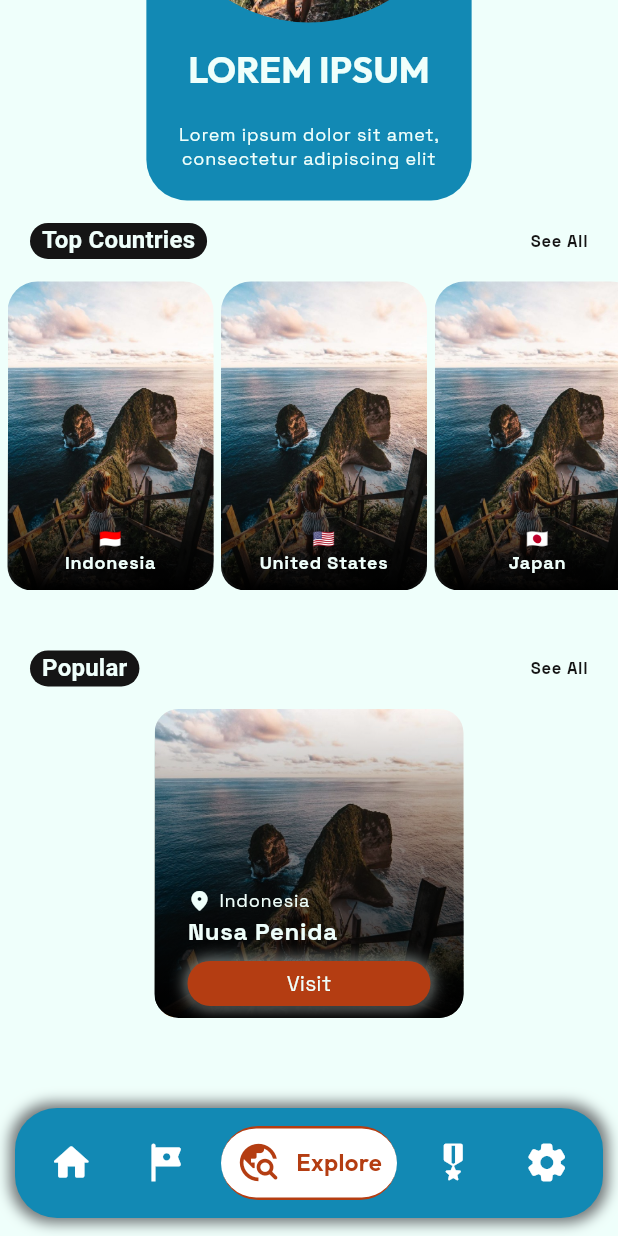
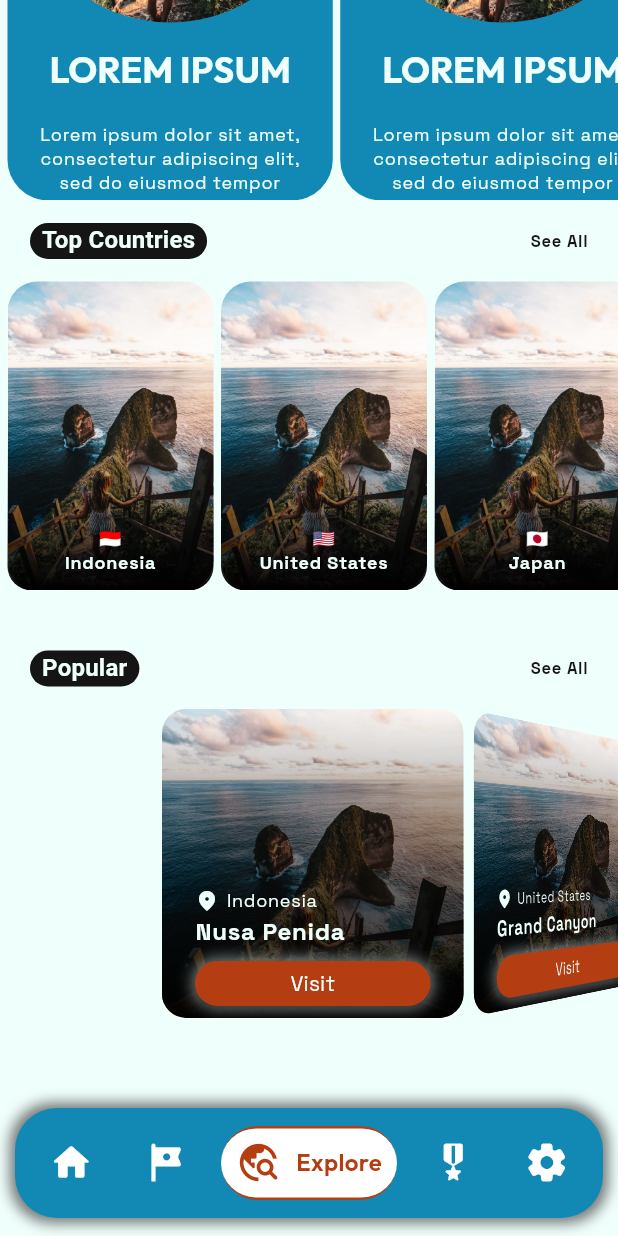
Before and after one commit to baxelnut/virtual_tourism, a Flutter app: the screen it shows after launch, item 3 of the bottom bar chosen, scrolled down 576 dp, on a phone screen of 412 x 824 dp. Run offline on Flutter 3.47's test engine with Material 3 defaults, Android fonts, the phone set to English and light mode, and no system bars; drawn by our look-alikes of google_nav_bar; our stand-ins replace firebase_core, flutter_dotenv, google_fonts, shared_preferences; missing offline and left inert: panorama_viewer; accounts and stored records are empty; Roboto replaces fonts that are missing (Italiana).

Commit message:
cards scrolling

```diff
--- a/lib/src/components/cards_curved.dart
+++ b/lib/src/components/cards_curved.dart
@@ -3,8 +3,12 @@ import 'package:flutter/material.dart';
 class CardsCurved extends StatefulWidget {
   final String destination;
   final String description;
+  final String imagePath;
   const CardsCurved(
-      {super.key, required this.destination, required this.description});
+      {super.key,
+      required this.destination,
+      required this.description,
+      required this.imagePath});
 
   @override
   State<CardsCurved> createState() => _CardsCurvedState();
@@ -15,7 +19,9 @@ class _CardsCurvedState extends State<CardsCurved> {
   Widget build(BuildContext context) {
     final theme = Theme.of(context);
     final screenSize = MediaQuery.of(context).size;
-    return Container(
+    return Padding(
+      padding: const EdgeInsets.only(left: 5),
+      child: Container(
         width: screenSize.width / 1.9,
         height: screenSize.height / 2.5,
         decoration: BoxDecoration(
@@ -31,7 +37,7 @@ class _CardsCurvedState extends State<CardsCurved> {
               padding: const EdgeInsets.all(5),
               child: CircleAvatar(
                 radius: screenSize.width / 4,
-              backgroundImage: const AssetImage('assets/nusa_penida.jpeg'),
+                backgroundImage: AssetImage(widget.imagePath),
               ),
             ),
             Padding(
@@ -46,15 +52,21 @@ class _CardsCurvedState extends State<CardsCurved> {
             ),
             Padding(
               padding: const EdgeInsets.symmetric(horizontal: 14, vertical: 10),
+              child: SizedBox(
+                height: 50,
                 child: Text(
                   widget.description,
+                  overflow: TextOverflow.ellipsis,
+                  maxLines: 4,
                   textAlign: TextAlign.center,
                   style: theme.textTheme.labelMedium?.copyWith(
                     color: theme.colorScheme.onPrimary,
                   ),
                 ),
+              ),
             )
           ],
+        ),
       ),
     );
   }
--- a/lib/src/components/cards_emerged.dart
+++ b/lib/src/components/cards_emerged.dart
@@ -3,7 +3,12 @@ import 'package:flutter/material.dart';
 class CardsEmerged extends StatefulWidget {
   final String country;
   final String destination;
-  const CardsEmerged({super.key, required this.country, required this.destination});
+  final String imagePath;
+  const CardsEmerged(
+      {super.key,
+      required this.country,
+      required this.destination,
+      required this.imagePath});
 
   @override
   State<CardsEmerged> createState() => _CardsEmergedState();
@@ -14,7 +19,9 @@ class _CardsEmergedState extends State<CardsEmerged> {
   Widget build(BuildContext context) {
     final theme = Theme.of(context);
     final screenSize = MediaQuery.of(context).size;
-    return Stack(
+    return Padding(
+      padding: const EdgeInsets.only(left: 5),
+      child: Stack(
         children: [
           Container(
             width: screenSize.width / 2,
@@ -25,7 +32,7 @@ class _CardsEmergedState extends State<CardsEmerged> {
             child: ClipRRect(
               borderRadius: BorderRadius.circular(16),
               child: Image.asset(
-              'assets/nusa_penida.jpeg',
+                widget.imagePath,
                 fit: BoxFit.cover,
                 width: screenSize.width / 2,
                 height: screenSize.width / 2,
@@ -94,8 +101,8 @@ class _CardsEmergedState extends State<CardsEmerged> {
                             decoration: BoxDecoration(
                               boxShadow: [
                                 BoxShadow(
-                                color:
-                                    theme.colorScheme.surface.withOpacity(0.5),
+                                  color: theme.colorScheme.surface
+                                      .withOpacity(0.5),
                                   spreadRadius: 2,
                                   blurRadius: 8,
                                   offset: const Offset(0, 0),
@@ -105,7 +112,8 @@ class _CardsEmergedState extends State<CardsEmerged> {
                             ),
                             child: ElevatedButton(
                                 style: ElevatedButton.styleFrom(
-                                foregroundColor: theme.colorScheme.onSecondary,
+                                  foregroundColor:
+                                      theme.colorScheme.onSecondary,
                                   backgroundColor: theme.colorScheme.secondary,
                                 ),
                                 onPressed: () {},
@@ -116,6 +124,7 @@ class _CardsEmergedState extends State<CardsEmerged> {
                     ),
                   ))),
         ],
+      ),
     );
   }
 }
--- a/lib/src/components/cards_linear.dart
+++ b/lib/src/components/cards_linear.dart
@@ -3,7 +3,8 @@ import 'package:flutter/material.dart';
 class CardsLinear extends StatefulWidget {
   final String flag;
   final String country;
-  const CardsLinear({super.key, required this.country, required this.flag});
+  final String imagePath;
+  const CardsLinear({super.key, required this.country, required this.flag, required this.imagePath});
 
   @override
   State<CardsLinear> createState() => _CardsLinearState();
@@ -27,7 +28,7 @@ class _CardsLinearState extends State<CardsLinear> {
             child: ClipRRect(
               borderRadius: BorderRadius.circular(20),
               child: Image.asset(
-                'assets/nusa_penida.jpeg',
+                widget.imagePath,
                 fit: BoxFit.cover,
                 width: screenSize.width / 3,
                 height: screenSize.width / 2,
--- a/lib/src/pages/explore/explore_page.dart
+++ b/lib/src/pages/explore/explore_page.dart
@@ -24,15 +24,16 @@ class ExplorePage extends StatelessWidget {
             children: [
               homeHeader(),
               Padding(
-                padding: const EdgeInsets.symmetric(horizontal: 20, vertical: 15),
+                padding:
+                    const EdgeInsets.symmetric(horizontal: 20, vertical: 15),
                 child: Text(
                   'Where do we go now?',
                   style: theme.textTheme.displayLarge,
                 ),
               ),
-              topPicks(),
+              topPicks(context),
               topCountries(),
-              popularDestionation(),
+              popularDestionation(context),
               const SizedBox(
                 height: 200,
               ),
@@ -52,14 +53,54 @@ class ExplorePage extends StatelessWidget {
     );
   }
 
-  Widget topPicks() {
-    return const Column(
+  Widget topPicks(BuildContext context) {
+    final List<Map<String, String>> topPicks = [
+      {
+        'destination': 'LOREM IPSUM',
+        'description':
+            'Lorem ipsum dolor sit amet, consectetur adipiscing elit, sed do eiusmod tempor incididunt ut labore et dolore magna aliqua.',
+        'imagePath': 'assets/nusa_penida.jpeg'
+      },
+      {
+        'destination': 'LOREM IPSUM',
+        'description':
+            'Lorem ipsum dolor sit amet, consectetur adipiscing elit, sed do eiusmod tempor incididunt ut labore et dolore magna aliqua.',
+        'imagePath': 'assets/nusa_penida.jpeg'
+      },
+      {
+        'destination': 'LOREM IPSUM',
+        'description':
+            'Lorem ipsum dolor sit amet, consectetur adipiscing elit, sed do eiusmod tempor incididunt ut labore et dolore magna aliqua.',
+        'imagePath': 'assets/nusa_penida.jpeg'
+      },
+      {
+        'destination': 'LOREM IPSUM',
+        'description':
+            'Lorem ipsum dolor sit amet, consectetur adipiscing elit, sed do eiusmod tempor incididunt ut labore et dolore magna aliqua.',
+        'imagePath': 'assets/nusa_penida.jpeg'
+      },
+      {
+        'destination': 'LOREM IPSUM',
+        'description':
+            'Lorem ipsum dolor sit amet, consectetur adipiscing elit, sed do eiusmod tempor incididunt ut labore et dolore magna aliqua.',
+        'imagePath': 'assets/nusa_penida.jpeg'
+      },
+    ];
+
+    return Column(
       children: [
-        CardsHeader(cardsTitle: 'Top Picks'),
-        CardsCurved(
-          destination: 'LOREM IPSUM',
-          description:
-              'Lorem ipsum dolor sit amet, consectetur adipiscing elit',
+        const CardsHeader(cardsTitle: 'Popular'),
+        SingleChildScrollView(
+          scrollDirection: Axis.horizontal,
+          child: Row(
+            children: topPicks.map((topPicksData) {
+              return CardsCurved(
+                destination: topPicksData['destination']!,
+                description: topPicksData['description']!,
+                imagePath: topPicksData['imagePath']!,
+              );
+            }).toList(),
+          ),
         ),
       ],
     );
@@ -67,11 +108,31 @@ class ExplorePage extends StatelessWidget {
 
   Widget topCountries() {
     final List<Map<String, String>> countries = [
-      {'flag': '🇮🇩', 'country': 'Indonesia'},
-      {'flag': '🇺🇸', 'country': 'United States'},
-      {'flag': '🇯🇵', 'country': 'Japan'},
-      {'flag': '🇬🇧', 'country': 'United Kingdom'},
-      {'flag': '🇮🇳', 'country': 'India'},
+      {
+        'flag': '🇮🇩',
+        'country': 'Indonesia',
+        'imagePath': 'assets/nusa_penida.jpeg'
+      },
+      {
+        'flag': '🇺🇸',
+        'country': 'United States',
+        'imagePath': 'assets/nusa_penida.jpeg'
+      },
+      {
+        'flag': '🇯🇵',
+        'country': 'Japan',
+        'imagePath': 'assets/nusa_penida.jpeg'
+      },
+      {
+        'flag': '🇬🇧',
+        'country': 'United Kingdom',
+        'imagePath': 'assets/nusa_penida.jpeg'
+      },
+      {
+        'flag': '🇮🇳',
+        'country': 'India',
+        'imagePath': 'assets/nusa_penida.jpeg'
+      },
     ];
 
     return Column(
@@ -84,6 +145,7 @@ class ExplorePage extends StatelessWidget {
               return CardsLinear(
                 flag: countryData['flag']!,
                 country: countryData['country']!,
+                imagePath: countryData['imagePath']!,
               );
             }).toList(),
           ),
@@ -92,15 +154,60 @@ class ExplorePage extends StatelessWidget {
     );
   }
 
-  Widget popularDestionation() {
-    return const Padding(
-      padding: EdgeInsets.symmetric(vertical: 25),
+  Widget popularDestionation(BuildContext context) {
+    final List<Map<String, String>> popular = [
+      {
+        'country': 'Indonesia',
+        'destination': 'Nusa Penida',
+        'imagePath': 'assets/nusa_penida.jpeg',
+      },
+      {
+        'country': 'United States',
+        'destination': 'Grand Canyon',
+        'imagePath': 'assets/nusa_penida.jpeg',
+      },
+      {
+        'country': 'Japan',
+        'destination': 'Mount Fuji',
+        'imagePath': 'assets/nusa_penida.jpeg',
+      },
+      {
+        'country': 'United Kingdom',
+        'destination': 'Stonehenge',
+        'imagePath': 'assets/nusa_penida.jpeg',
+      },
+      {
+        'country': 'India',
+        'destination': 'Taj Mahal',
+        'imagePath': 'assets/nusa_penida.jpeg',
+      },
+    ];
+    final double cardSize = MediaQuery.of(context).size.width / 2;
+    return Padding(
+      padding: const EdgeInsets.symmetric(vertical: 25),
       child: Column(
         children: [
-          CardsHeader(cardsTitle: 'Popular'),
-          CardsEmerged(
-            country: 'Indonesia',
-            destination: 'Nusa Penida',
+          const CardsHeader(cardsTitle: 'Popular'),
+          SizedBox(
+            height: cardSize, // height dynamic based on card size
+            child: RotatedBox(
+              quarterTurns: -1, // rotate content by 90 degrees
+              child: ListWheelScrollView(
+                itemExtent: cardSize, // item extent dynamic
+                squeeze: 1.05,
+                physics: const FixedExtentScrollPhysics(),
+                children: popular.map((popularData) {
+                  return RotatedBox(
+                    quarterTurns: 1, // rotate back normal orientation
+                    child: CardsEmerged(
+                      country: popularData['country']!,
+                      destination: popularData['destination']!,
+                      imagePath: popularData['imagePath']!,
+                    ),
+                  );
+                }).toList(),
+              ),
+            ),
           ),
         ],
       ),
--- a/lib/src/pages/home/user_overview.dart
+++ b/lib/src/pages/home/user_overview.dart
@@ -47,7 +47,7 @@ class _UserOverviewState extends State<UserOverview> {
                         fit: BoxFit.cover,
                       ),
                     ),
-                    content: const Text('This is your profile image',
+                    content: const Text('This is your profile picture',
                         textAlign: TextAlign.center),
                   );
                 },
```
Also changed, not shown: 1 other file. Lines whose indentation alone changed are shown as unchanged.
